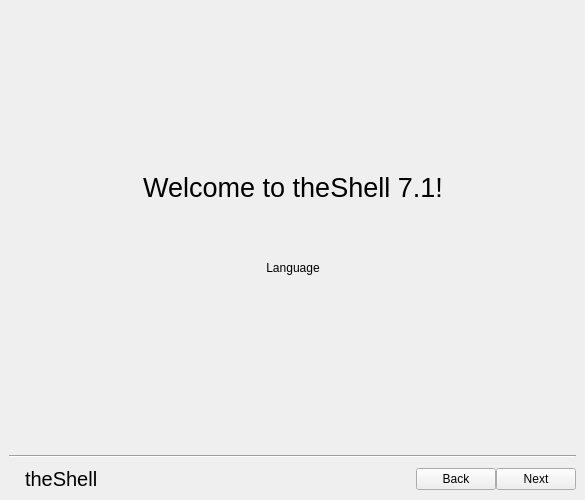
Before: the Qt Designer form shell/onboarding.ui in vicr123/theshell, drawn with Qt 5.
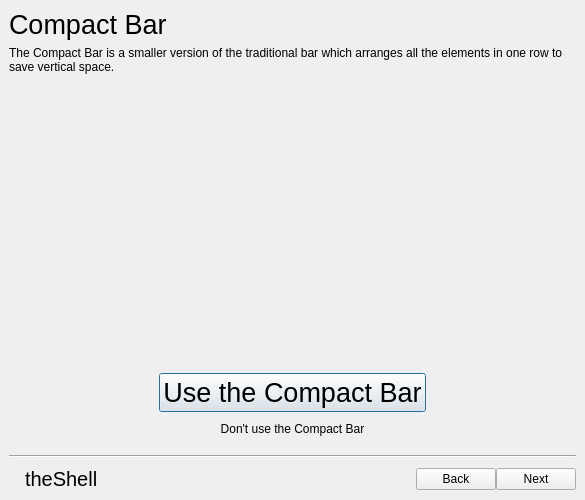
After: the same form once the commit is applied. The open tabs and pages were chosen to show the change. Icons and pictures are not drawn. Custom widgets are drawn as their Qt base class.

Commit message: Add Compact Bar

```diff
--- a/shell/onboarding.ui
+++ b/shell/onboarding.ui
@@ -257,6 +257,117 @@
            </item>
           </layout>
          </widget>
+         <widget class="QWidget" name="page_4">
+          <property name="autoFillBackground">
+           <bool>true</bool>
+          </property>
+          <layout class="QVBoxLayout" name="verticalLayout_5">
+           <item>
+            <widget class="QLabel" name="label_15">
+             <property name="font">
+              <font>
+               <pointsize>20</pointsize>
+              </font>
+             </property>
+             <property name="text">
+              <string>Compact Bar</string>
+             </property>
+            </widget>
+           </item>
+           <item>
+            <widget class="QLabel" name="label_13">
+             <property name="text">
+              <string>The Compact Bar is a smaller version of the traditional bar which arranges all the elements in one row to save vertical space.</string>
+             </property>
+             <property name="wordWrap">
+              <bool>true</bool>
+             </property>
+            </widget>
+           </item>
+           <item>
+            <spacer name="verticalSpacer_11">
+             <property name="orientation">
+              <enum>Qt::Vertical</enum>
+             </property>
+             <property name="sizeHint" stdset="0">
+              <size>
+               <width>20</width>
+               <height>128</height>
+              </size>
+             </property>
+            </spacer>
+           </item>
+           <item>
+            <spacer name="verticalSpacer_10">
+             <property name="orientation">
+              <enum>Qt::Vertical</enum>
+             </property>
+             <property name="sizeHint" stdset="0">
+              <size>
+               <width>20</width>
+               <height>127</height>
+              </size>
+             </property>
+            </spacer>
+           </item>
+           <item>
+            <layout class="QHBoxLayout" name="horizontalLayout_8">
+             <item>
+              <spacer name="horizontalSpacer_15">
+               <property name="orientation">
+                <enum>Qt::Horizontal</enum>
+               </property>
+               <property name="sizeHint" stdset="0">
+                <size>
+                 <width>40</width>
+                 <height>20</height>
+                </size>
+               </property>
+              </spacer>
+             </item>
+             <item>
+              <layout class="QVBoxLayout" name="verticalLayout_14">
+               <item>
+                <widget class="QPushButton" name="enableCompactBarButton">
+                 <property name="font">
+                  <font>
+                   <pointsize>20</pointsize>
+                  </font>
+                 </property>
+                 <property name="text">
+                  <string>Use the Compact Bar</string>
+                 </property>
+                </widget>
+               </item>
+               <item>
+                <widget class="QPushButton" name="disableCompactBarButton">
+                 <property name="text">
+                  <string>Don't use the Compact Bar</string>
+                 </property>
+                 <property name="flat">
+                  <bool>true</bool>
+                 </property>
+                </widget>
+               </item>
+              </layout>
+             </item>
+             <item>
+              <spacer name="horizontalSpacer_16">
+               <property name="orientation">
+                <enum>Qt::Horizontal</enum>
+               </property>
+               <property name="sizeHint" stdset="0">
+                <size>
+                 <width>40</width>
+                 <height>20</height>
+                </size>
+               </property>
+              </spacer>
+             </item>
+            </layout>
+           </item>
+          </layout>
+         </widget>
          <widget class="QWidget" name="page_6">
           <property name="autoFillBackground">
            <bool>true</bool>
```
The commit also changes 13 other files.
